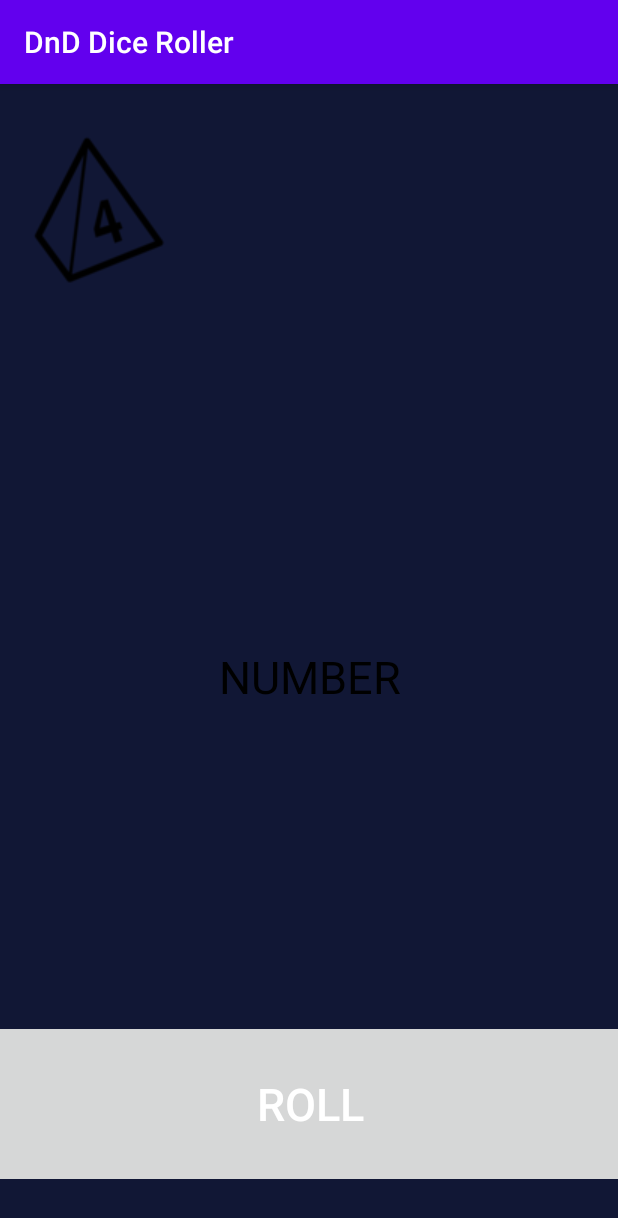
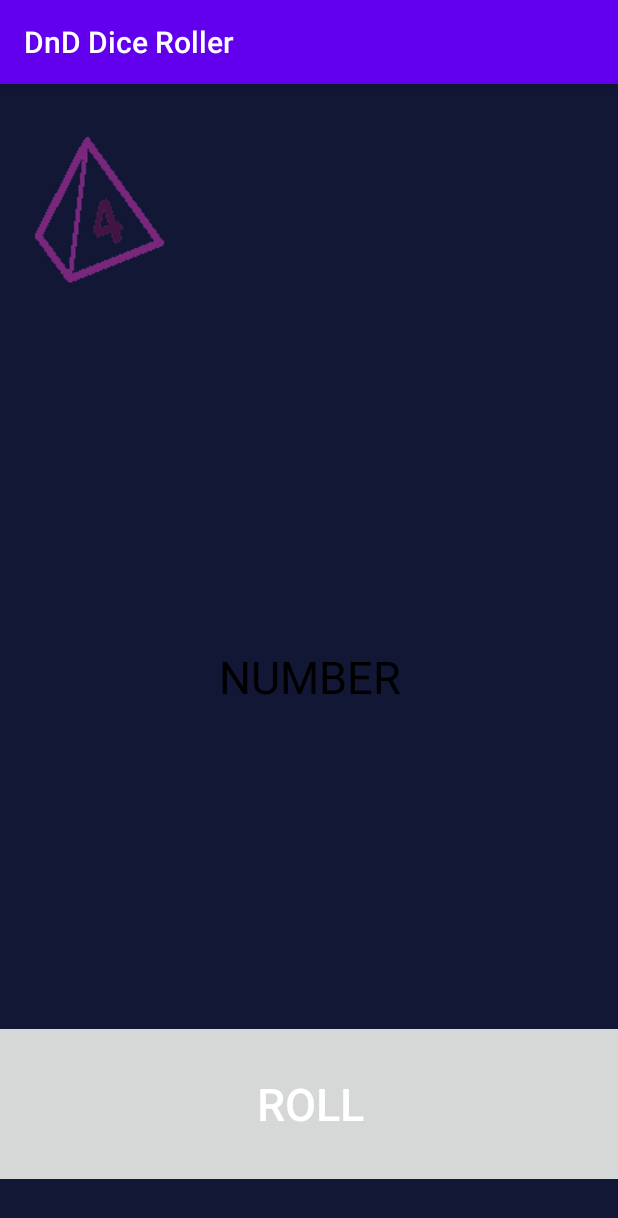
Before and after one commit to emilierobichaud1/dnd-dice-roller, an Android app: the screen it shows after launch (MainActivity), on a phone screen of 412 x 824 dp. Shown: the top 1218 px of the screen. Run offline under Robolectric (Android 15) with nearby library versions, the phone set to English and light mode, and no system bars; libraries missing offline, so code that uses them is left out: com.squareup.seismic; 2 statements that could not run were skipped.

Commit message:
d4 image colour

```diff
--- a/app/src/main/res/layout/activity_main.xml
+++ b/app/src/main/res/layout/activity_main.xml
@@ -61,6 +61,6 @@
             android:layout_width="wrap_content"
             android:layout_height="match_parent"
             android:background="#00FFFFFF"
-            android:src="@drawable/d4_bar" />
+            android:src="@drawable/d4_bar_purp" />
     </HorizontalScrollView>
 </androidx.constraintlayout.widget.ConstraintLayout>
```
Also changed, not shown: app/src/main/res/drawable-v24/d4_bar_purp.png (added).
